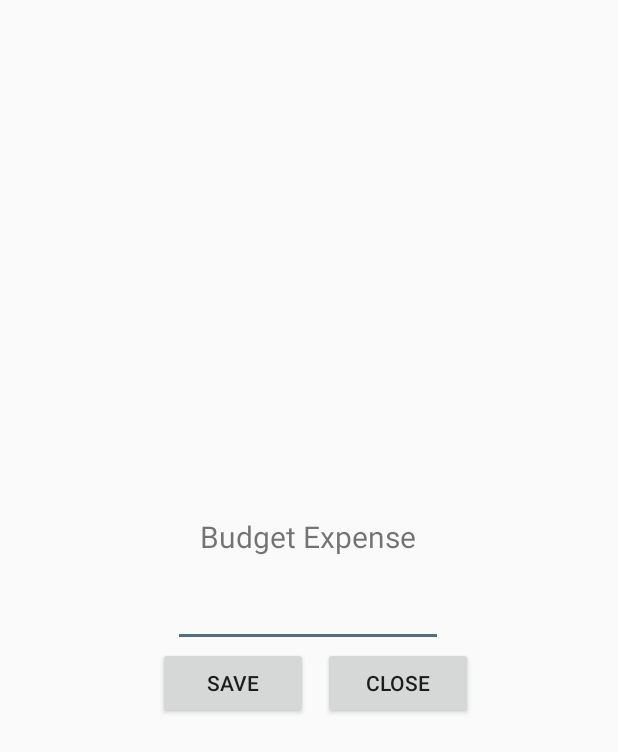
After one commit to haeinoh/senior, an Android app: the layout dialog.xml on its own in the app's theme, with its tools: preview values and no code run, on a phone screen of 412 x 824 dp. The commit adds this screen. Shown: the top 752 px of the screen. Run offline under Robolectric (Android 15) with nearby library versions, the phone set to English and light mode, and no system bars; network calls fail.

Commit message:
budget setting

```diff
--- /dev/null
+++ b/app/src/main/res/layout/dialog.xml
@@ -0,0 +1,59 @@
+<?xml version="1.0" encoding="utf-8"?>
+<RelativeLayout
+    xmlns:android="http://schemas.android.com/apk/res/android"
+    android:layout_width="wrap_content"
+    android:layout_height="wrap_content"
+    android:orientation="horizontal"
+    android:layout_gravity="center"
+    android:gravity="center">
+
+    <LinearLayout
+        android:layout_width="250dp"
+        android:layout_height="150dp"
+        android:orientation="vertical"
+        android:layout_gravity="center"
+        android:gravity="center">
+
+        <TextView
+            android:layout_width="wrap_content"
+            android:layout_height="wrap_content"
+            android:text="Budget Expense"
+            android:textSize="20dp"
+            android:layout_gravity="center"/>
+
+        <EditText
+            android:id="@+id/budgetInput"
+            android:layout_width="180dp"
+            android:layout_height="40dp"
+            android:layout_gravity="center"
+            android:layout_marginTop="20dp" />
+
+        <LinearLayout
+            android:layout_width="wrap_content"
+            android:layout_height="wrap_content"
+            android:orientation="horizontal">
+
+            <Button
+                android:id="@+id/budgetSaveButton"
+                android:layout_width="100dp"
+                android:layout_height="wrap_content"
+                android:layout_marginLeft="20dp"
+                android:text="SAVE" />
+
+            <Button
+                android:id="@+id/budgetCloseButton"
+                android:layout_width="100dp"
+                android:layout_height="wrap_content"
+                android:layout_gravity="right"
+                android:layout_marginLeft="10dp"
+                android:layout_marginRight="10dp"
+                android:text="CLOSE" />
+        </LinearLayout>
+
+    </LinearLayout>
+
+    <TextView
+        android:layout_width="wrap_content"
+        android:layout_height="wrap_content"
+        android:id="@+id/test_input"/>
+</RelativeLayout>
--- a/app/src/main/res/values/strings.xml
+++ b/app/src/main/res/values/strings.xml
@@ -25,4 +25,6 @@
     <string name="save">SAVE</string>
     <string name="amount">amount</string>
     <string name="select_date">Select Date</string>
+    <string name="settingTitle">SETTING</string>
+    <string name="budget">Budget</string>
 </resources>
```
Also changed, not shown: app/src/main/java/hi/simpleexpensemanager/BudgetDialog.java (added, +79 -0 lines), app/src/main/java/hi/simpleexpensemanager/SettingFragment.java (+12 -2 lines), app/src/main/java/hi/simpleexpensemanager/TodayFragment.java (+28 -2 lines), app/src/main/res/layout/fragment_setting.xml (+9 -8 lines), app/src/main/res/layout/fragment_today.xml (+44 -21 lines).
